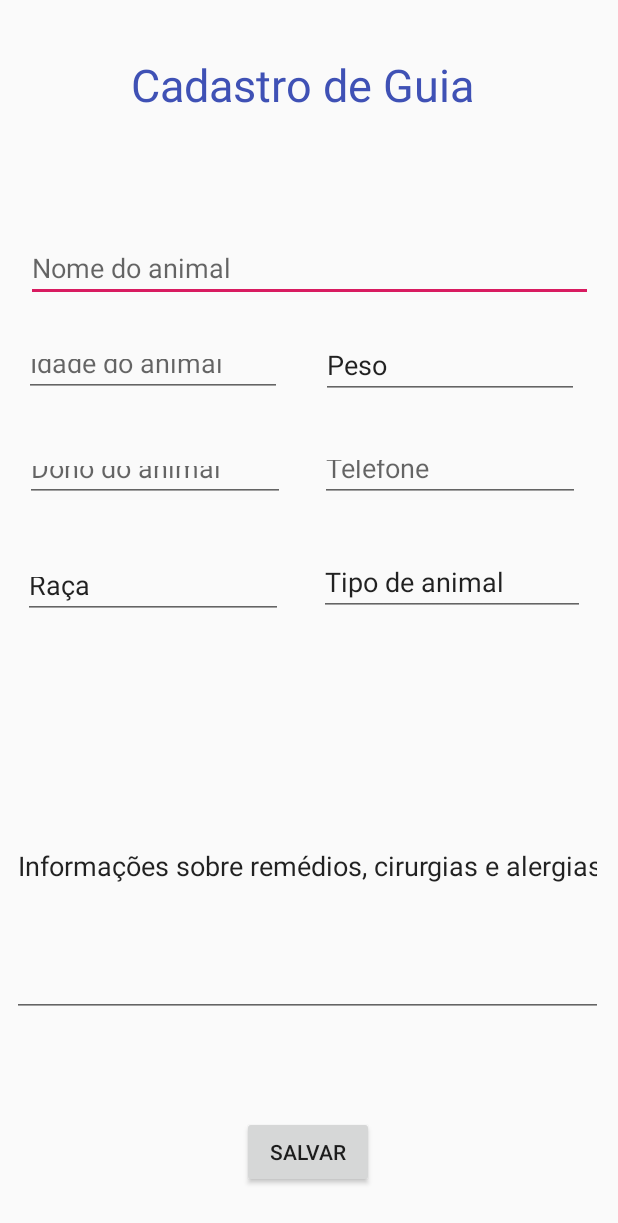
After one commit to paulabicca/ProjetoFinalDispositivosMoveis, an Android app: the layout activity_cadastro.xml on its own in the app's theme, with its tools: preview values and no code run, on a phone screen of 412 x 824 dp. The commit adds this screen. Shown: the top 1223 px of the screen. Run offline under Robolectric (Android 15) with nearby library versions, the phone set to English and light mode, and no system bars.

Commit message:
criação das classes main e cadastro e das telas iniciais

```diff
--- /dev/null
+++ b/app/src/main/res/layout/activity_cadastro.xml
@@ -0,0 +1,166 @@
+<?xml version="1.0" encoding="utf-8"?>
+<android.support.constraint.ConstraintLayout xmlns:android="http://schemas.android.com/apk/res/android"
+    xmlns:app="http://schemas.android.com/apk/res-auto"
+    xmlns:tools="http://schemas.android.com/tools"
+    android:layout_width="match_parent"
+    android:layout_height="match_parent"
+    tools:context=".Cadastro">
+
+    <EditText
+        android:id="@+id/etNomeAnimal"
+        android:layout_width="378dp"
+        android:layout_height="42dp"
+        android:layout_marginStart="8dp"
+        android:layout_marginLeft="8dp"
+        android:layout_marginTop="48dp"
+        android:ems="10"
+        android:hint="Nome do animal"
+        android:inputType="textPersonName"
+        app:layout_constraintEnd_toEndOf="parent"
+        app:layout_constraintHorizontal_bias="0.36"
+        app:layout_constraintStart_toStartOf="parent"
+        app:layout_constraintTop_toBottomOf="@+id/tvTituloCadastro" />
+
+    <EditText
+        android:id="@+id/etDonoAnimal"
+        android:layout_width="173dp"
+        android:layout_height="34dp"
+        android:layout_marginStart="16dp"
+        android:layout_marginLeft="16dp"
+        android:layout_marginTop="36dp"
+        android:layout_marginEnd="8dp"
+        android:layout_marginRight="8dp"
+        android:ems="10"
+        android:hint="Dono do animal"
+        android:inputType="textPersonName"
+        app:layout_constraintEnd_toEndOf="parent"
+        app:layout_constraintHorizontal_bias="0.004"
+        app:layout_constraintStart_toStartOf="parent"
+        app:layout_constraintTop_toBottomOf="@+id/etIdadeAnimal2" />
+
+    <EditText
+        android:id="@+id/etIdadeAnimal2"
+        android:layout_width="172dp"
+        android:layout_height="35dp"
+        android:layout_marginStart="16dp"
+        android:layout_marginLeft="16dp"
+        android:layout_marginTop="28dp"
+        android:ems="10"
+        android:hint="Idade do animal"
+        android:inputType="textPersonName"
+        app:layout_constraintStart_toStartOf="parent"
+        app:layout_constraintTop_toBottomOf="@+id/etNomeAnimal" />
+
+    <TextView
+        android:id="@+id/tvTituloCadastro"
+        android:layout_width="289dp"
+        android:layout_height="75dp"
+        android:layout_marginStart="8dp"
+        android:layout_marginLeft="8dp"
+        android:layout_marginEnd="8dp"
+        android:layout_marginRight="8dp"
+        android:layout_marginBottom="8dp"
+        android:text="Cadastro de Guia"
+        android:textColor="#3F51B5"
+        android:textSize="30dp"
+        app:layout_constraintBottom_toBottomOf="parent"
+        app:layout_constraintEnd_toEndOf="parent"
+        app:layout_constraintHorizontal_bias="0.745"
+        app:layout_constraintStart_toStartOf="parent"
+        app:layout_constraintTop_toTopOf="parent"
+        app:layout_constraintVertical_bias="0.049" />
+
+    <EditText
+        android:id="@+id/etTelefone"
+        android:layout_width="173dp"
+        android:layout_height="38dp"
+        android:layout_marginStart="8dp"
+        android:layout_marginLeft="8dp"
+        android:layout_marginTop="32dp"
+        android:layout_marginEnd="8dp"
+        android:layout_marginRight="8dp"
+        android:ems="10"
+        android:hint="Telefone"
+        android:inputType="phone"
+        app:layout_constraintEnd_toEndOf="parent"
+        app:layout_constraintHorizontal_bias="0.468"
+        app:layout_constraintStart_toEndOf="@+id/etDonoAnimal"
+        app:layout_constraintTop_toBottomOf="@+id/etIdadeAnimal2" />
+
+    <EditText
+        android:id="@+id/etPeso"
+        android:layout_width="172dp"
+        android:layout_height="41dp"
+        android:layout_marginStart="8dp"
+        android:layout_marginLeft="8dp"
+        android:layout_marginEnd="8dp"
+        android:layout_marginRight="8dp"
+        android:layout_marginBottom="8dp"
+        android:ems="10"
+        android:inputType="textPersonName"
+        android:text="Peso"
+        app:layout_constraintBottom_toTopOf="@+id/etTelefone"
+        app:layout_constraintEnd_toEndOf="parent"
+        app:layout_constraintStart_toEndOf="@+id/etIdadeAnimal2"
+        app:layout_constraintTop_toBottomOf="@+id/etNomeAnimal" />
+
+    <EditText
+        android:id="@+id/etRaca"
+        android:layout_width="173dp"
+        android:layout_height="38dp"
+        android:layout_marginStart="8dp"
+        android:layout_marginLeft="8dp"
+        android:layout_marginTop="40dp"
+        android:ems="10"
+        android:hint="Raça"
+        android:inputType="textPersonName"
+        android:text="Raça"
+        app:layout_constraintEnd_toEndOf="parent"
+        app:layout_constraintHorizontal_bias="0.032"
+        app:layout_constraintStart_toStartOf="parent"
+        app:layout_constraintTop_toBottomOf="@+id/etDonoAnimal" />
+
+    <EditText
+        android:id="@+id/etTipoAnimal"
+        android:layout_width="177dp"
+        android:layout_height="40dp"
+        android:layout_marginStart="24dp"
+        android:layout_marginLeft="24dp"
+        android:layout_marginTop="36dp"
+        android:ems="10"
+        android:inputType="textPersonName"
+        android:text="Tipo de animal"
+        app:layout_constraintStart_toEndOf="@+id/etRaca"
+        app:layout_constraintTop_toBottomOf="@+id/etTelefone" />
+
+    <Button
+        android:id="@+id/btSalvar"
+        android:layout_width="wrap_content"
+        android:layout_height="wrap_content"
+        android:layout_marginStart="8dp"
+        android:layout_marginLeft="8dp"
+        android:layout_marginEnd="8dp"
+        android:layout_marginRight="8dp"
+        android:layout_marginBottom="32dp"
+        android:text="Salvar"
+        app:layout_constraintBottom_toBottomOf="parent"
+        app:layout_constraintEnd_toEndOf="parent"
+        app:layout_constraintHorizontal_bias="0.498"
+        app:layout_constraintStart_toStartOf="parent" />
+
+    <EditText
+        android:id="@+id/etInformacoes"
+        android:layout_width="394dp"
+        android:layout_height="201dp"
+        android:layout_marginStart="8dp"
+        android:layout_marginLeft="8dp"
+        android:layout_marginTop="8dp"
+        android:layout_marginBottom="8dp"
+        android:ems="10"
+        android:inputType="textPersonName"
+        android:text="Informações sobre remédios, cirurgias e alergias"
+        app:layout_constraintBottom_toTopOf="@+id/btSalvar"
+        app:layout_constraintStart_toStartOf="parent"
+        app:layout_constraintTop_toBottomOf="@+id/etTipoAnimal" />
+
+</android.support.constraint.ConstraintLayout>
```
Also changed, not shown: app/src/main/java/com/example/projetofinaldispositivosmoveis/Cadastro.java (added, +52 -0 lines), app/src/main/java/com/example/projetofinaldispositivosmoveis/MainActivity.java (+17 -1 lines), app/src/main/res/layout/activity_main.xml (+51 -5 lines), app/src/main/res/drawable/ScreenHunter_44.png (added).
